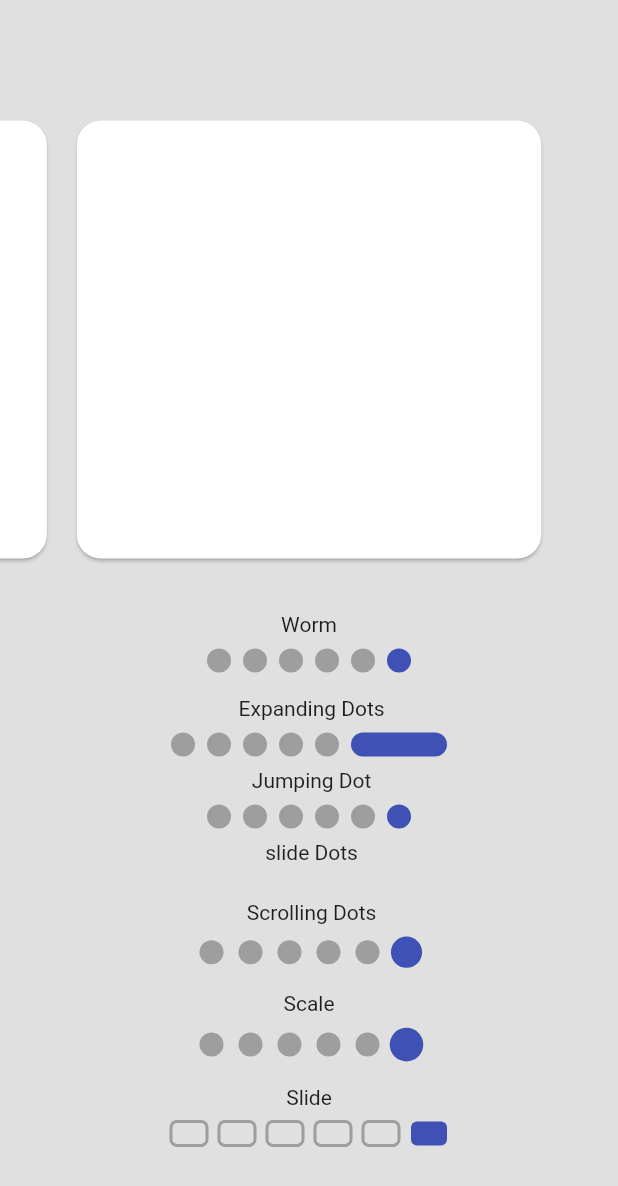
After one commit to mingdyuo/motion_recognizing_game, a Flutter app: the screen it shows after launch, after a tap on "How To Play", on a phone screen of 412 x 824 dp. The commit adds this screen. Shown: the top 1186 px of the screen. Run offline on Flutter 3.47's test engine with Material 2 defaults, Android fonts, the phone set to English and light mode, and no system bars; drawn by our look-alikes of smooth_page_indicator; our stand-ins replace dio, native_screenshot, permission_handler; missing offline and left inert: agora_rtc_engine, tflite; network calls fail.

Commit message:
capture issue solved
lets start on tutorial page

```diff
--- a/lib/main.dart
+++ b/lib/main.dart
@@ -1,6 +1,9 @@
 import 'package:flutter/material.dart';
+import 'package:motion_recognizing_game/dialog.dart';
 import 'package:motion_recognizing_game/game_page.dart';
+import 'package:motion_recognizing_game/interface/interface_game_info.dart';
 import 'package:motion_recognizing_game/score_board.dart';
+import 'package:motion_recognizing_game/tutorial.dart';
 import 'package:permission_handler/permission_handler.dart';
 import 'dart:math';
 
@@ -37,6 +40,7 @@ class _MyHomePageState extends State<MyHomePage> {
   /* Scaffold key is used for recognizing exact page in which we will show snackbar message. */
   final _scaffoldKey = GlobalKey<ScaffoldState>();
 
+
   @override
   Widget build(BuildContext context) {
     Size _size = MediaQuery.of(context).size;
@@ -70,10 +74,32 @@ class _MyHomePageState extends State<MyHomePage> {
                     Padding(
                         padding: EdgeInsets.only(bottom: _height * 0.1),
                         child: _buttons()
-                    )
+                    ),
                   ],
                 ),
               ),
+            Positioned(
+              bottom: _height * 0.02,
+              child: GestureDetector(
+                onTap: (){
+                  Navigator.push(
+                      context, MaterialPageRoute(
+                      builder: (context) => Tutorial()
+                  )
+                  );
+                },
+                child: Container(
+                    color: Colors.transparent,
+                    child: Text(
+                        "How To Play",
+                        style: TextStyle(
+                            fontWeight: FontWeight.bold
+                        )
+                    )
+                ),
+              )
+            )
+
           ],
         ),
       )
@@ -169,16 +195,32 @@ class _MyHomePageState extends State<MyHomePage> {
                 );
               }
               else{
+                  await _handleCameraAndMic();
+                  nicknameCheck(nickname : _nicknameController.text).then((result)async{
+                    if(result == "yes"){
                       var rand = new Random();
-                  await _handleCameraAndMic();
                       Navigator.push(
                           context, MaterialPageRoute(
                           builder: (context) => GamePage(
                             nickname: _nicknameController.text,
                             channel: rand.nextInt(100).toString(),
                           )
-                    )
-                  ).then((_)=>_nicknameController.clear());
+                      )).then((_)=>_nicknameController.clear());
+                    }
+                    else if(result == "no"){
+                      _nicknameController.clear();
+                      showDialog(context: context, builder: (context)
+                        => ErrorDialog(errorMsg: "Nickname already exist")
+                      );
+                    }
+                    else {
+                      List<String> errorMsg = result.split("/");
+                      _nicknameController.clear();
+                      showDialog(context: context, builder: (context)
+                        => ErrorDialog(errorMsg: "nickname check error\n${errorMsg[1]}")
+                      );
+                    }
+                  });
               }
             },
             child: _button("Get Started"),
@@ -235,7 +277,7 @@ class _MyHomePageState extends State<MyHomePage> {
 
   Future<void> _handleCameraAndMic() async {
     await PermissionHandler().requestPermissions(
-      [PermissionGroup.camera, PermissionGroup.microphone],
+      [PermissionGroup.camera, PermissionGroup.microphone, PermissionGroup.storage],
     );
   }
 }
--- /dev/null
+++ b/lib/tutorial.dart
@@ -0,0 +1,128 @@
+import 'package:flutter/cupertino.dart';
+import 'package:flutter/material.dart';
+import 'package:smooth_page_indicator/smooth_page_indicator.dart';
+
+class Tutorial extends StatefulWidget {
+  @override
+  _TutorialState createState() => _TutorialState();
+}
+
+class _TutorialState extends State<Tutorial> {
+  final controller = PageController(viewportFraction: 0.8);
+
+  @override
+  Widget build(BuildContext context) {
+    return Scaffold(
+      backgroundColor: Colors.grey.shade300,
+      body: Center(
+        child: Directionality(
+          textDirection: TextDirection.rtl,
+          child: Column(
+            mainAxisAlignment: MainAxisAlignment.center,
+            children: <Widget>[
+              SizedBox(height: 16),
+              SizedBox(
+                height: 300,
+                child: PageView(
+                  controller: controller,
+                  children: List.generate(
+                      6,
+                          (_) => Card(
+                        shape: RoundedRectangleBorder(borderRadius: BorderRadius.circular(16)),
+                        margin: EdgeInsets.symmetric(horizontal: 10, vertical: 4),
+                        child: Container(height: 280),
+                      )),
+                ),
+              ),
+              SizedBox(height: 16),
+              Padding(
+                padding: const EdgeInsets.only(top: 16, bottom: 8),
+                child: Text("Worm"),
+              ),
+              Container(
+                child: SmoothPageIndicator(
+                  controller: controller,
+                  count: 6,
+                  effect: WormEffect(),
+                ),
+              ),
+              Padding(
+                padding: const EdgeInsets.only(top: 16, bottom: 8),
+                child: Text("Expanding Dots "),
+              ),
+              Container(
+                child: SmoothPageIndicator(
+                  controller: controller,
+                  count: 6,
+                  effect: ExpandingDotsEffect(
+                    expansionFactor: 4,
+                  ),
+                ),
+              ),
+              Padding(
+                padding: const EdgeInsets.symmetric(vertical: 8),
+                child: Text("Jumping Dot "),
+              ),
+              SmoothPageIndicator(
+                controller: controller,
+                count: 6,
+                effect: JumpingDotEffect(),
+              ),
+              Padding(
+                padding: const EdgeInsets.symmetric(vertical: 8),
+                child: Text("slide Dots "),
+              ),
+
+              Padding(
+                padding: const EdgeInsets.only(top: 16, bottom: 8),
+                child: Text("Scrolling Dots "),
+              ),
+              SmoothPageIndicator(
+                  controller: controller,
+                  count: 6,
+                  effect: ScrollingDotsEffect(
+                    activeStrokeWidth: 2.6,
+                    activeDotScale: .4,
+                    radius: 8,
+                    spacing: 10,
+                  )),
+
+              Padding(
+                padding: const EdgeInsets.only(top: 16, bottom: 8),
+                child: Text("Scale"),
+              ),
+
+              Container(
+                child: SmoothPageIndicator(
+                  controller: controller,
+                  count: 6,
+                  effect: ScaleEffect(),
+                ),
+              ),
+
+              Padding(
+                padding: const EdgeInsets.only(top: 16, bottom: 8),
+                child: Text("Slide"),
+              ),
+              Container(
+                child: SmoothPageIndicator(
+                  controller: controller,
+                  count: 6,
+                  effect: SlideEffect(
+                      spacing: 8.0,
+                      radius: 4.0,
+                      dotWidth: 24.0,
+                      dotHeight: 16.0,
+                      dotColor: Colors.grey,
+                      paintStyle: PaintingStyle.stroke,
+                      strokeWidth: 2,
+                      activeDotColor: Colors.indigo),
+                ),
+              ),
+            ],
+          ),
+        ),
+      ),
+    );
+  }
+}
```
Also changed, not shown: lib/call.dart (+15 -1 lines), lib/dialog.dart (added, +61 -0 lines), lib/game_page.dart (+21 -71 lines), lib/interface/interface_game_info.dart (+22 -6 lines), lib/posenet.dart (added, +53 -0 lines), lib/score_board.dart (+36 -7 lines), pubspec.yaml (+10 -1 lines), pubspec.lock, 4 other files. Lines whose indentation alone changed are shown as unchanged.
